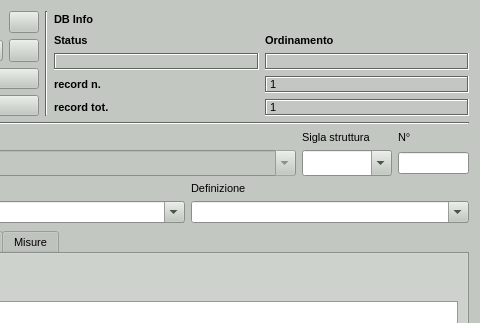
Qt form gui/ui/Struttura.ui (pyarchinit/pyarchinit) before a commit; both pictures show x 387 to 867 and y 0 to 323 of the 867 by 820 pixel window.
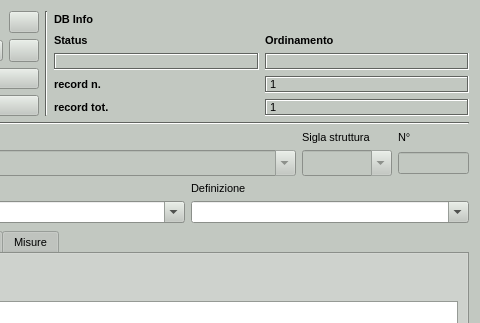
The same form after that commit. Icons and pictures are not drawn. Custom widgets are drawn as their Qt base class.

```diff
--- a/gui/ui/Struttura.ui
+++ b/gui/ui/Struttura.ui
@@ -1068,7 +1068,7 @@
        <item row="1" column="2">
         <widget class="QLineEdit" name="numero_struttura">
          <property name="enabled">
-          <bool>true</bool>
+          <bool>false</bool>
          </property>
          <property name="minimumSize">
           <size>
@@ -1094,7 +1094,7 @@
        <item row="1" column="1">
         <widget class="QComboBox" name="comboBox_sigla_struttura">
          <property name="enabled">
-          <bool>true</bool>
+          <bool>false</bool>
          </property>
          <property name="minimumSize">
           <size>
```
